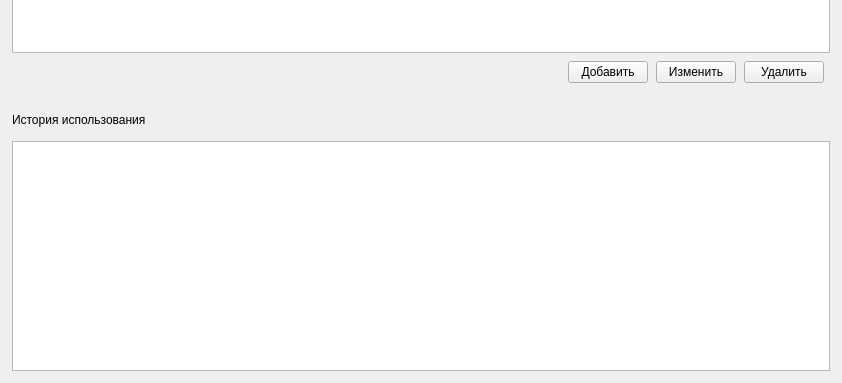
Above: ui/meterswidget.ui from nikola240698/MeteringActs before the change; both pictures show x 0 to 842 and y 331 to 714 of the 842 by 714 pixel window. Below: the same form after it.
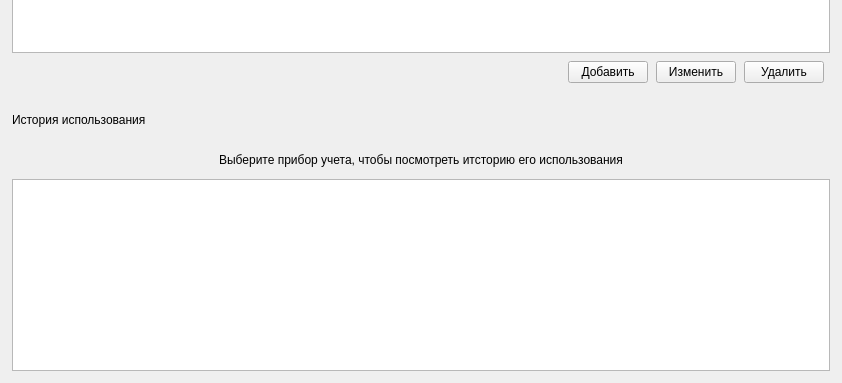
That is the form after the change.

Diff of the .ui file:
```diff
--- a/ui/meterswidget.ui
+++ b/ui/meterswidget.ui
@@ -282,6 +282,22 @@
         </property>
        </widget>
       </item>
+      <item>
+       <widget class="QLabel" name="historyEmptyLabel">
+        <property name="sizePolicy">
+         <sizepolicy hsizetype="Expanding" vsizetype="Expanding">
+          <horstretch>0</horstretch>
+          <verstretch>0</verstretch>
+         </sizepolicy>
+        </property>
+        <property name="text">
+         <string>Выберите прибор учета, чтобы посмотреть итсторию его использования</string>
+        </property>
+        <property name="alignment">
+         <set>Qt::AlignmentFlag::AlignCenter</set>
+        </property>
+       </widget>
+      </item>
       <item>
        <widget class="QTableView" name="historytableView">
         <property name="maximumSize">
```
Left out of the diff: 3 changed lines with no effect on the pictures.
